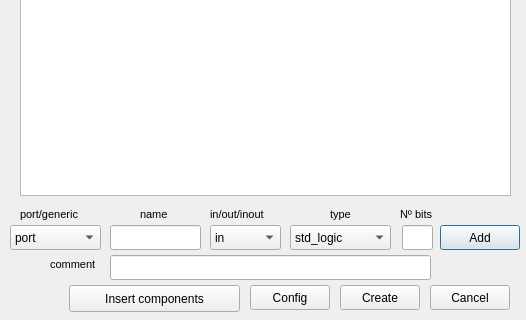
Before: the Qt Designer form src/UI/UIs/File_generator_UI.ui in DRubioG/HDLHelper, drawn with Qt 5; both pictures show x 0 to 526 and y 315 to 635 of the 526 by 635 pixel window.
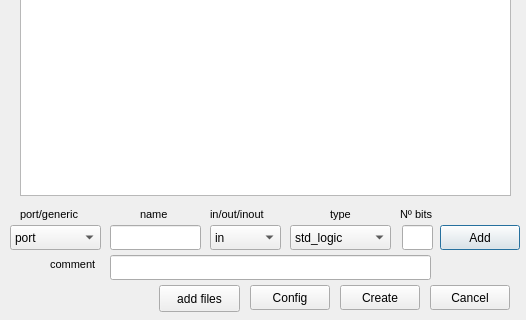
After: the same form once the commit is applied.

What changed in the file:
```diff
--- a/src/UI/UIs/File_generator_UI.ui
+++ b/src/UI/UIs/File_generator_UI.ui
@@ -408,14 +408,14 @@
   <widget class="QPushButton" name="pushButton_components">
    <property name="geometry">
     <rect>
-     <x>69</x>
+     <x>159</x>
      <y>600</y>
-     <width>171</width>
+     <width>81</width>
      <height>27</height>
     </rect>
    </property>
    <property name="text">
-    <string>Insert components</string>
+    <string>add files</string>
    </property>
   </widget>
   <zorder>tableWidget_content</zorder>
```
